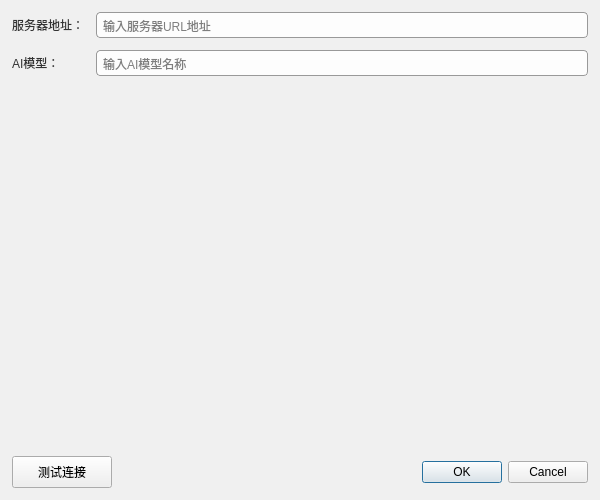
This is ui/httpconfigdialog.ui in zhaoliangcn/freeAIAssist as Qt 5 draws it before an edit. The edited form follows.
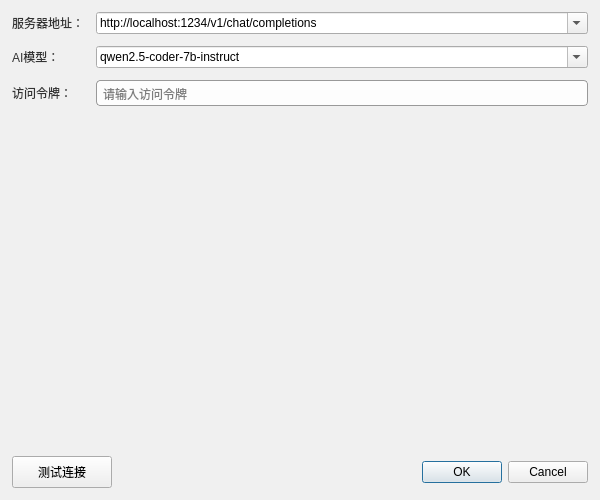
This is the edited form. Icons and pictures are not drawn.

What changed in the file:
```diff
--- a/ui/httpconfigdialog.ui
+++ b/ui/httpconfigdialog.ui
@@ -69,10 +69,30 @@
       </widget>
      </item>
      <item row="0" column="1">
-      <widget class="QLineEdit" name="lineEditUrl">
-       <property name="placeholderText">
-        <string>输入服务器URL地址</string>
+      <widget class="QComboBox" name="comboBoxUrl">
+       <property name="editable">
+        <bool>true</bool>
        </property>
+       <item>
+        <property name="text">
+         <string>http://localhost:1234/v1/chat/completions</string>
+        </property>
+       </item>
+       <item>
+        <property name="text">
+         <string>http://127.0.0.1:11434/chat</string>
+        </property>
+       </item>
+       <item>
+        <property name="text">
+         <string>http://192.168.2.200:1234/v1/chat/completions</string>
+        </property>
+       </item>
+       <item>
+        <property name="text">
+         <string>http://localhost:3000/v1/chat/completions</string>
+        </property>
+       </item>
       </widget>
      </item>
      <item row="1" column="0">
@@ -83,9 +103,43 @@
       </widget>
      </item>
      <item row="1" column="1">
-      <widget class="QLineEdit" name="lineEditModel">
+      <widget class="QComboBox" name="comboBoxModel">
+       <property name="editable">
+        <bool>true</bool>
+       </property>
+       <item>
+        <property name="text">
+         <string>qwen2.5-coder-7b-instruct</string>
+        </property>
+       </item>
+       <item>
+        <property name="text">
+         <string>qwen2.5-coder-3b-instruct</string>
+        </property>
+       </item>
+       <item>
+        <property name="text">
+         <string>qwen2-0.5b-instruct</string>
+        </property>
+       </item>
+       <item>
+        <property name="text">
+         <string>qwen2.5-coder:3b</string>
+        </property>
+       </item>
+      </widget>
+     </item>
+     <item row="2" column="0">
+      <widget class="QLabel" name="label_3">
+       <property name="text">
+        <string>访问令牌：</string>
+       </property>
+      </widget>
+     </item>
+     <item row="2" column="1">
+      <widget class="QLineEdit" name="lineEditToken">
        <property name="placeholderText">
-        <string>输入AI模型名称</string>
+        <string>请输入访问令牌</string>
        </property>
       </widget>
      </item>
```
